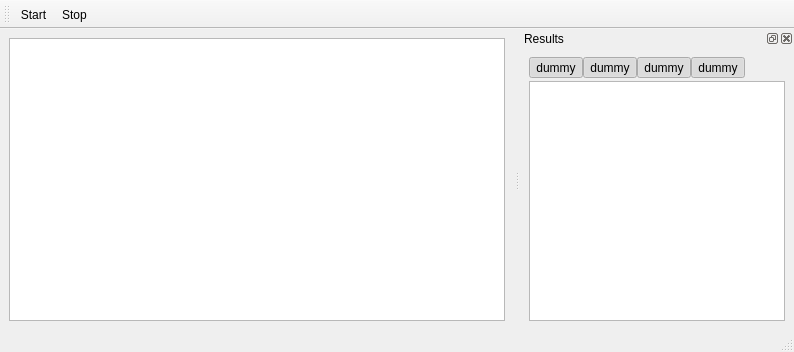
Qt form runnerwindow.ui (KDE/veritas) before a commit.
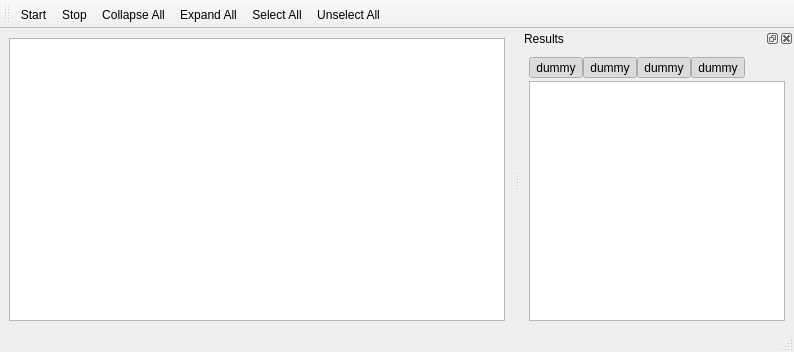
The same form after that commit. Icons and pictures are not drawn.

Commit message: Reintroduce some actions: mass expand/select + some test commands for them. Refactor runnerwindow a bit.

```diff
--- a/runnerwindow.ui
+++ b/runnerwindow.ui
@@ -76,6 +76,10 @@
    </attribute>
    <addaction name="actionStart" />
    <addaction name="actionStop" />
+   <addaction name="actionCollapseAll" />
+   <addaction name="actionExpandAll" />
+   <addaction name="actionSelectAll" />
+   <addaction name="actionUnselectAll" />
   </widget>
   <widget class="QStatusBar" name="statusBar" >
    <property name="geometry" >
```
Left out of the diff: 28 changed lines with no effect on the pictures. The commit also changes 10 other files.
